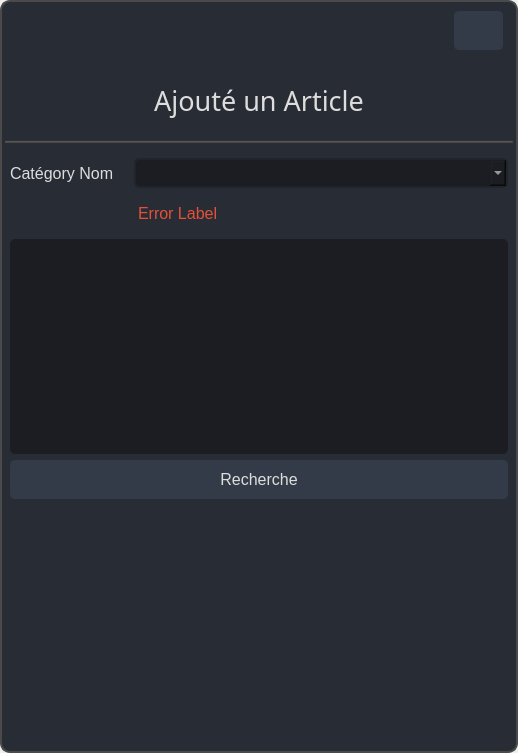
Above: uis/ui_operations_dialog.ui from bdabve/Gestion-Stocks before the change. Below: the same form after it.
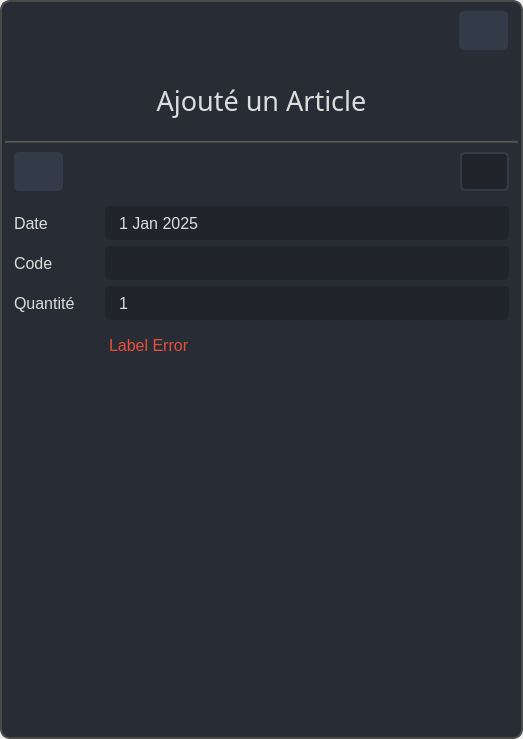
That is the form after the change. Icons and pictures are not drawn.

```diff
--- a/uis/ui_operations_dialog.ui
+++ b/uis/ui_operations_dialog.ui
@@ -6,8 +6,8 @@
    <rect>
     <x>0</x>
     <y>0</y>
-    <width>518</width>
-    <height>753</height>
+    <width>523</width>
+    <height>739</height>
    </rect>
   </property>
   <property name="windowTitle">
@@ -61,7 +61,8 @@
 #EditUserPage,
 #ChangePasswordPage,
 
-#NewCommandPage
+#NewCommandPage,
+#EditCommandPage
 {
 	background-color: rgb(40, 44, 52);
 }
@@ -97,7 +98,8 @@
 #labelEditUserErrors,
 #labelChangePassErrors,
 
-#labelCommandError {	
+#labelCommandError,
+#labelEditCommandError {	
 	color: #e55039;
 	padding: 10px 0px;
 }
@@ -563,7 +565,7 @@
          </size>
         </property>
         <property name="currentIndex">
-         <number>1</number>
+         <number>12</number>
         </property>
         <widget class="QWidget" name="NewCategoryPage">
          <layout class="QVBoxLayout" name="verticalLayout_7">
@@ -3025,6 +3027,242 @@
           </item>
          </layout>
         </widget>
+        <widget class="QWidget" name="EditCommandPage">
+         <layout class="QVBoxLayout" name="verticalLayout_15">
+          <property name="bottomMargin">
+           <number>20</number>
+          </property>
+          <item>
+           <widget class="QFrame" name="frame_10">
+            <property name="minimumSize">
+             <size>
+              <width>0</width>
+              <height>0</height>
+             </size>
+            </property>
+            <property name="frameShape">
+             <enum>QFrame::NoFrame</enum>
+            </property>
+            <property name="frameShadow">
+             <enum>QFrame::Raised</enum>
+            </property>
+            <layout class="QHBoxLayout" name="horizontalLayout_3">
+             <property name="leftMargin">
+              <number>0</number>
+             </property>
+             <property name="topMargin">
+              <number>0</number>
+             </property>
+             <property name="rightMargin">
+              <number>0</number>
+             </property>
+             <item>
+              <widget class="QPushButton" name="btnEditCommand">
+               <property name="text">
+                <string/>
+               </property>
+               <property name="iconSize">
+                <size>
+                 <width>25</width>
+                 <height>25</height>
+                </size>
+               </property>
+              </widget>
+             </item>
+             <item>
+              <spacer name="horizontalSpacer">
+               <property name="orientation">
+                <enum>Qt::Horizontal</enum>
+               </property>
+               <property name="sizeHint" stdset="0">
+                <size>
+                 <width>382</width>
+                 <height>20</height>
+                </size>
+               </property>
+              </spacer>
+             </item>
+             <item>
+              <widget class="QPushButton" name="btnSaveEditCommand">
+               <property name="enabled">
+                <bool>false</bool>
+               </property>
+               <property name="text">
+                <string/>
+               </property>
+               <property name="iconSize">
+                <size>
+                 <width>25</width>
+                 <height>25</height>
+                </size>
+               </property>
+              </widget>
+             </item>
+            </layout>
+           </widget>
+          </item>
+          <item>
+           <widget class="QFrame" name="frame_9">
+            <layout class="QGridLayout" name="gridLayout_3">
+             <property name="leftMargin">
+              <number>0</number>
+             </property>
+             <property name="topMargin">
+              <number>0</number>
+             </property>
+             <property name="rightMargin">
+              <number>0</number>
+             </property>
+             <property name="bottomMargin">
+              <number>0</number>
+             </property>
+             <item row="2" column="1">
+              <widget class="QSpinBox" name="spBoxEditCommandQte">
+               <property name="enabled">
+                <bool>false</bool>
+               </property>
+               <property name="minimumSize">
+                <size>
+                 <width>314</width>
+                 <height>34</height>
+                </size>
+               </property>
+               <property name="buttonSymbols">
+                <enum>QAbstractSpinBox::NoButtons</enum>
+               </property>
+               <property name="minimum">
+                <number>1</number>
+               </property>
+               <property name="maximum">
+                <number>1000000000</number>
+               </property>
+              </widget>
+             </item>
+             <item row="3" column="1">
+              <widget class="QLabel" name="labelEditCommandError">
+               <property name="text">
+                <string>Label Error</string>
+               </property>
+              </widget>
+             </item>
+             <item row="2" column="0">
+              <widget class="QLabel" name="label_35">
+               <property name="minimumSize">
+                <size>
+                 <width>85</width>
+                 <height>0</height>
+                </size>
+               </property>
+               <property name="maximumSize">
+                <size>
+                 <width>79</width>
+                 <height>30</height>
+                </size>
+               </property>
+               <property name="text">
+                <string>Quantité</string>
+               </property>
+              </widget>
+             </item>
+             <item row="0" column="1">
+              <widget class="QDateEdit" name="dateEditCommandDateEdit">
+               <property name="enabled">
+                <bool>false</bool>
+               </property>
+               <property name="wrapping">
+                <bool>false</bool>
+               </property>
+               <property name="frame">
+                <bool>true</bool>
+               </property>
+               <property name="buttonSymbols">
+                <enum>QAbstractSpinBox::NoButtons</enum>
+               </property>
+               <property name="dateTime">
+                <datetime>
+                 <hour>0</hour>
+                 <minute>0</minute>
+                 <second>0</second>
+                 <year>2025</year>
+                 <month>1</month>
+                 <day>1</day>
+                </datetime>
+               </property>
+               <property name="currentSection">
+                <enum>QDateTimeEdit::DaySection</enum>
+               </property>
+               <property name="calendarPopup">
+                <bool>false</bool>
+               </property>
+              </widget>
+             </item>
+             <item row="1" column="0">
+              <widget class="QLabel" name="label_37">
+               <property name="minimumSize">
+                <size>
+                 <width>85</width>
+                 <height>0</height>
+                </size>
+               </property>
+               <property name="maximumSize">
+                <size>
+                 <width>79</width>
+                 <height>30</height>
+                </size>
+               </property>
+               <property name="text">
+                <string>Code</string>
+               </property>
+              </widget>
+             </item>
+             <item row="3" column="0">
+              <widget class="QLabel" name="editCommandCmdID">
+               <property name="text">
+                <string/>
+               </property>
+              </widget>
+             </item>
+             <item row="0" column="0">
+              <widget class="QLabel" name="label_36">
+               <property name="text">
+                <string>Date</string>
+               </property>
+              </widget>
+             </item>
+             <item row="1" column="1">
+              <widget class="QLineEdit" name="lineEditEditCommandCode">
+               <property name="enabled">
+                <bool>false</bool>
+               </property>
+               <property name="minimumSize">
+                <size>
+                 <width>314</width>
+                 <height>34</height>
+                </size>
+               </property>
+               <property name="readOnly">
+                <bool>true</bool>
+               </property>
+              </widget>
+             </item>
+            </layout>
+           </widget>
+          </item>
+          <item>
+           <spacer name="verticalSpacer_12">
+            <property name="orientation">
+             <enum>Qt::Vertical</enum>
+            </property>
+            <property name="sizeHint" stdset="0">
+             <size>
+              <width>20</width>
+              <height>339</height>
+             </size>
+            </property>
+           </spacer>
+          </item>
+         </layout>
+        </widget>
        </widget>
       </item>
      </layout>
```
Left out of the diff: 2 changed lines with no effect on the pictures.
